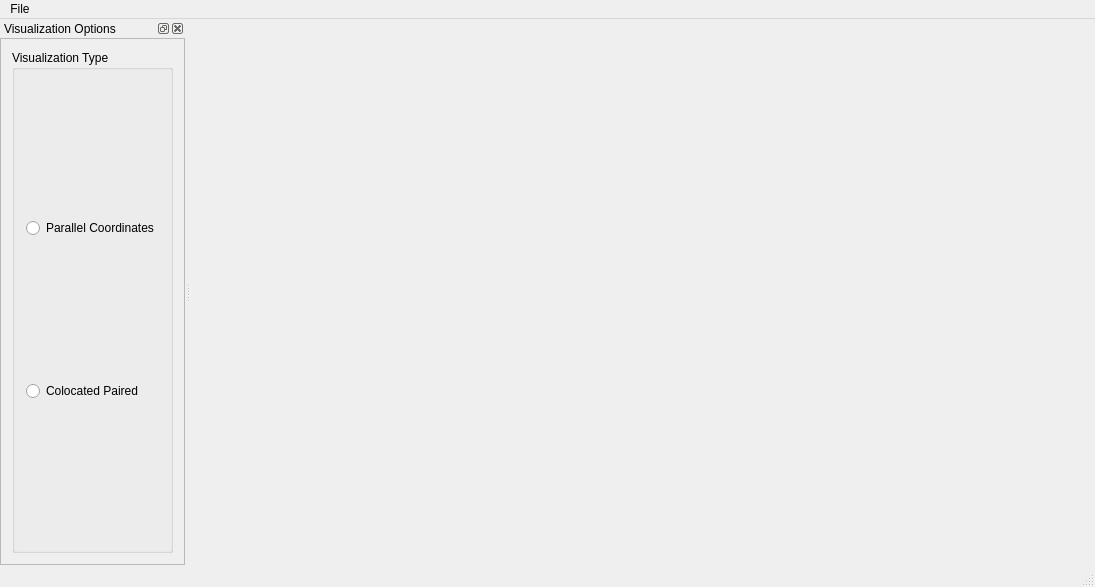
DarthCoder117/Lots-of-Lines, file Application/LotsOfLinesApp/LotsOfLinesApp/LotsOfLinesApp.ui: the form before one commit.
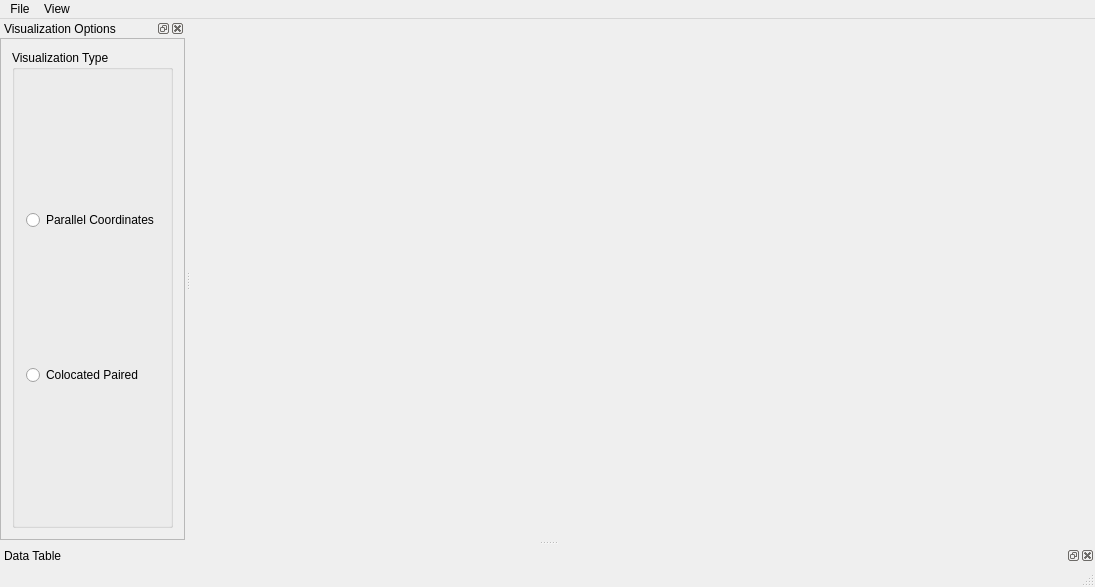
The form after the commit.

Diff of the .ui file:
```diff
--- a/Application/LotsOfLinesApp/LotsOfLinesApp/LotsOfLinesApp.ui
+++ b/Application/LotsOfLinesApp/LotsOfLinesApp/LotsOfLinesApp.ui
@@ -44,7 +44,13 @@
     </property>
     <addaction name="actionLoad"/>
    </widget>
+   <widget class="QMenu" name="menuView">
+    <property name="title">
+     <string>View</string>
+    </property>
+   </widget>
    <addaction name="menuFile"/>
+   <addaction name="menuView"/>
   </widget>
   <widget class="QStatusBar" name="statusBar"/>
   <widget class="QDockWidget" name="sidebarDockWidget">
@@ -78,8 +84,8 @@
          <rect>
           <x>0</x>
           <y>0</y>
-          <width>160</width>
-          <height>522</height>
+          <width>156</width>
+          <height>355</height>
          </rect>
         </property>
         <layout class="QVBoxLayout" name="verticalLayout_2">
@@ -119,6 +125,15 @@
     </layout>
    </widget>
   </widget>
+  <widget class="QDockWidget" name="dataTableDock">
+   <property name="windowTitle">
+    <string>Data Table</string>
+   </property>
+   <attribute name="dockWidgetArea">
+    <number>8</number>
+   </attribute>
+   <widget class="QWidget" name="dockWidgetContents_2"/>
+  </widget>
   <action name="actionLoad">
    <property name="text">
     <string>Load</string>
```
Left out of the diff: 13 changed lines with no effect on the pictures.
